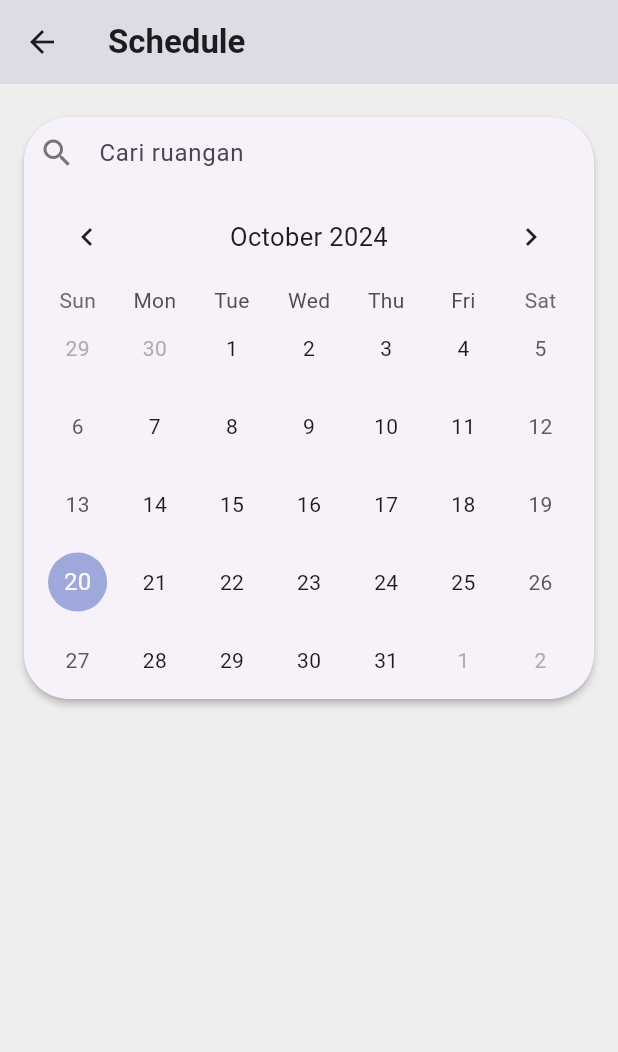
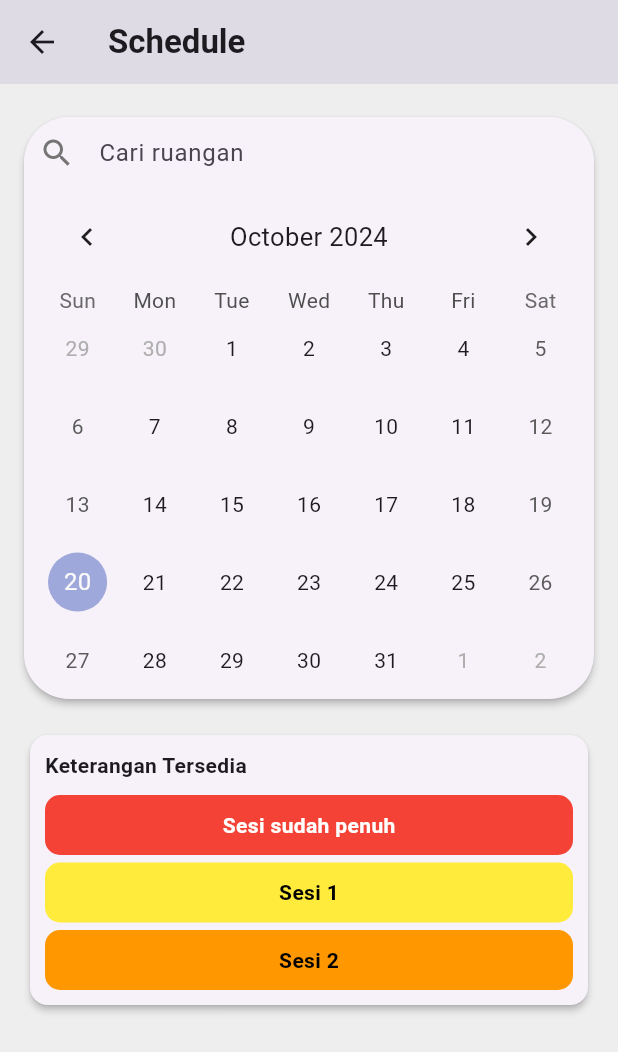
Before and after one commit to sipinjam/sipinjam, a Flutter app: the SchedulePage screen opened directly, on a phone screen of 412 x 824 dp. Shown: the top 1052 px of the screen. Run offline on Flutter 3.47's test engine with Material 3 defaults, Android fonts, the phone set to English and light mode, and no system bars; drawn by our look-alikes of table_calendar; our stand-ins replace flutter_riverpod; missing offline and left inert: d_button, d_info, d_input.

Commit message:
keterangan schedule

```diff
--- a/Flutter/lib/pages/schedule.dart
+++ b/Flutter/lib/pages/schedule.dart
@@ -3,15 +3,6 @@ import 'package:table_calendar/table_calendar.dart';
 
 class SchedulePage extends StatelessWidget {
   const SchedulePage({super.key});
-
-  final List<Map<String, dynamic>> items = const [
-    {"title": "GKT Lantai 1"},
-    {"title": "GKT Lantai 2"},
-    {"title": "UPT Bahasa Lantai 1"},
-    {"title": "Ruang Seminar MST"},
-    {"title": "Auditorium AB"},
-    {"title": "Workshop Sipil"},
-  ];
 
   @override
   Widget build(BuildContext context) {
@@ -22,18 +13,16 @@ class SchedulePage extends StatelessWidget {
           style: TextStyle(fontWeight: FontWeight.bold),
         ),
       ),
-      body: Padding(
-        padding:
-            const EdgeInsets.all(16.0), // Memberi padding di seluruh sisi body
+      body: SingleChildScrollView(
+        padding: const EdgeInsets.all(16.0),
         child: Column(
           children: [
             Card(
               shape: RoundedRectangleBorder(
-                borderRadius:
-                    BorderRadius.circular(30), // Membulatkan sisi card
+                borderRadius: BorderRadius.circular(30),
               ),
-              elevation: 2, // Memberi efek bayangan
-              margin: const EdgeInsets.only(top: 6), // Menambahkan margin atas
+              elevation: 2,
+              margin: const EdgeInsets.only(top: 6),
               child: Padding(
                 padding: const EdgeInsets.symmetric(horizontal: 10),
                 child: Column(
@@ -46,16 +35,89 @@ class SchedulePage extends StatelessWidget {
                       ),
                     ),
                     TableCalendar(
-                        headerStyle: const HeaderStyle(
-                            formatButtonVisible: false, titleCentered: true),
-                        focusedDay: DateTime.now(),
-                        firstDay: DateTime.utc(1978),
-                        lastDay: DateTime.utc(9999)),
+                      headerStyle: const HeaderStyle(
+                        formatButtonVisible: false,
+                        titleCentered: true,
+                      ),
+                      focusedDay: DateTime.now(),
+                      firstDay: DateTime.utc(1978),
+                      lastDay: DateTime.utc(9999),
+                    ),
                   ],
                 ),
               ),
             ),
-            // Tambahkan konten body lainnya di sini, misalnya daftar ruangan, kalender, dll.
+            SizedBox(height: 20), //spacing
+
+            // keterangan
+            Card(
+              elevation: 2,
+              child: Padding(
+                padding: const EdgeInsets.all(10.0),
+                child: Column(
+                  crossAxisAlignment: CrossAxisAlignment.start,
+                  children: [
+                    Text(
+                      'Keterangan Tersedia',
+                      style: TextStyle(
+                        fontWeight: FontWeight.bold,
+                      ),
+                    ),
+                    SizedBox(height: 10),
+                    Container(
+                      width: double.infinity,
+                      padding: EdgeInsets.symmetric(vertical: 10),
+                      alignment: Alignment.center,
+                      decoration: BoxDecoration(
+                        color: Colors.red,
+                        borderRadius: BorderRadius.circular(10),
+                      ),
+                      child: Text(
+                        'Sesi sudah penuh',
+                        style: TextStyle(
+                          color: Colors.white,
+                          fontWeight: FontWeight.bold,
+                        ),
+                      ),
+                    ),
+                    SizedBox(height: 5),
+                    Container(
+                      width: double.infinity,
+                      padding: EdgeInsets.symmetric(vertical: 10),
+                      alignment: Alignment.center,
+                      decoration: BoxDecoration(
+                        color: Colors.yellow,
+                        borderRadius: BorderRadius.circular(10),
+                      ),
+                      child: Text(
+                        'Sesi 1',
+                        style: TextStyle(
+                          color: Colors.black,
+                          fontWeight: FontWeight.bold,
+                        ),
+                      ),
+                    ),
+                    SizedBox(height: 5),
+                    Container(
+                      width: double.infinity,
+                      padding: EdgeInsets.symmetric(vertical: 10),
+                      alignment: Alignment.center,
+                      decoration: BoxDecoration(
+                        color: Colors.orange,
+                        borderRadius: BorderRadius.circular(10),
+                      ),
+                      child: Text(
+                        'Sesi 2',
+                        style: TextStyle(
+                          color: Colors.black,
+                          fontWeight: FontWeight.bold,
+                        ),
+                      ),
+                    ),
+                  ],
+                ),
+              ),
+            ),
           ],
         ),
       ),
```
